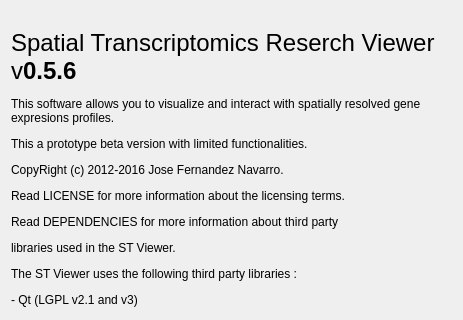
Old version of the form assets/ui/aboutdialog.ui in the repository jfnavarro/st_viewer; both pictures show x 0 to 463 and y 0 to 320 of the 463 by 537 pixel window.
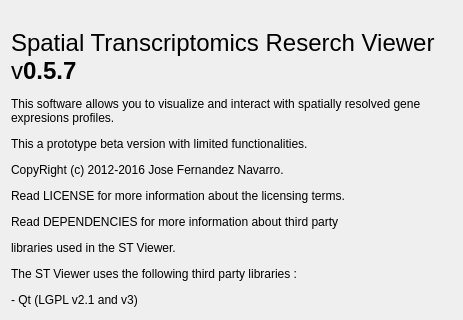
New version of the form.

Commit message: Added back the qt containers, fixed some small bugs and removed buffers from gene rendered

What changed in the file:
```diff
--- a/assets/ui/aboutdialog.ui
+++ b/assets/ui/aboutdialog.ui
@@ -43,7 +43,7 @@
         <bool>true</bool>
        </property>
        <property name="text">
-        <string>&lt;html&gt;&lt;head/&gt;&lt;body&gt;&lt;p&gt;&lt;span style=&quot; font-size:18pt;&quot;&gt;Spatial Transcriptomics Reserch Viewer v&lt;/span&gt;&lt;span style=&quot; font-size:18pt; font-weight:600;&quot;&gt;0.5.6&lt;/span&gt;&lt;/p&gt;&lt;p&gt;This software allows you to visualize and interact with spatially resolved gene expresions profiles.&lt;/p&gt;&lt;p&gt;This a prototype beta version with limited functionalities.&lt;/p&gt;&lt;p&gt;CopyRight (c) 2012-2016 Jose Fernandez Navarro.&lt;/p&gt;&lt;p&gt;Read LICENSE for more information about the licensing terms.&lt;/p&gt;&lt;p&gt;Read DEPENDENCIES for more information about third party&lt;/p&gt;&lt;p&gt;libraries used in the ST Viewer. &lt;/p&gt;&lt;p&gt;The ST Viewer uses the following third party libraries :&lt;/p&gt;&lt;p&gt;- Qt (LGPL v2.1 and v3)&lt;/p&gt;&lt;p&gt;- RapidJSON (MIT)&lt;/p&gt;&lt;p&gt;- QCustomPlot (GNU)&lt;/p&gt;&lt;p&gt;- QWaitingSpinner (GNU)&lt;/p&gt;&lt;p&gt;- OpenSSL (BSD)&lt;/p&gt;&lt;p&gt;The Qt libraries are linked as shared libraries&lt;/p&gt;&lt;p&gt;Please report bug, feedback, question and errors to : &lt;span style=&quot; font-weight:600;&quot;&gt;jose.fernandez.navarro@scilifelab.se&lt;/span&gt;&lt;/p&gt;&lt;/body&gt;&lt;/html&gt;</string>
+        <string>&lt;html&gt;&lt;head/&gt;&lt;body&gt;&lt;p&gt;&lt;span style=&quot; font-size:18pt;&quot;&gt;Spatial Transcriptomics Reserch Viewer v&lt;/span&gt;&lt;span style=&quot; font-size:18pt; font-weight:600;&quot;&gt;0.5.7&lt;/span&gt;&lt;/p&gt;&lt;p&gt;This software allows you to visualize and interact with spatially resolved gene expresions profiles.&lt;/p&gt;&lt;p&gt;This a prototype beta version with limited functionalities.&lt;/p&gt;&lt;p&gt;CopyRight (c) 2012-2016 Jose Fernandez Navarro.&lt;/p&gt;&lt;p&gt;Read LICENSE for more information about the licensing terms.&lt;/p&gt;&lt;p&gt;Read DEPENDENCIES for more information about third party&lt;/p&gt;&lt;p&gt;libraries used in the ST Viewer. &lt;/p&gt;&lt;p&gt;The ST Viewer uses the following third party libraries :&lt;/p&gt;&lt;p&gt;- Qt (LGPL v2.1 and v3)&lt;/p&gt;&lt;p&gt;- RapidJSON (MIT)&lt;/p&gt;&lt;p&gt;- QCustomPlot (GNU)&lt;/p&gt;&lt;p&gt;- QWaitingSpinner (GNU)&lt;/p&gt;&lt;p&gt;- OpenSSL (BSD)&lt;/p&gt;&lt;p&gt;The Qt libraries are linked as shared libraries&lt;/p&gt;&lt;p&gt;Please report bug, feedback, question and errors to : &lt;span style=&quot; font-weight:600;&quot;&gt;jose.fernandez.navarro@scilifelab.se&lt;/span&gt;&lt;/p&gt;&lt;/body&gt;&lt;/html&gt;</string>
        </property>
        <property name="textFormat">
         <enum>Qt::AutoText</enum>
```
The commit also changes 17 other files.
